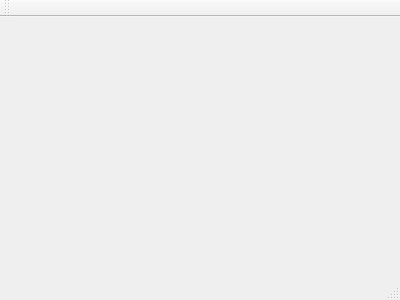
First picture: the form in Udemy_Tut_For_Beginners/FirstGUI/mywindow.ui, repository KrisToe4/qt, before the edit.
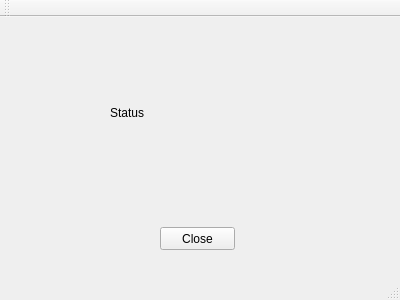
Second picture: the form after the edit.

Diff of the .ui file:
```diff
--- a/Udemy_Tut_For_Beginners/FirstGUI/mywindow.ui
+++ b/Udemy_Tut_For_Beginners/FirstGUI/mywindow.ui
@@ -12,13 +12,55 @@
   <property name="windowTitle" >
    <string>MyWindow</string>
   </property>
-  <widget class="QMenuBar" name="menuBar" />
-  <widget class="QToolBar" name="mainToolBar" />
-  <widget class="QWidget" name="centralWidget" />
-  <widget class="QStatusBar" name="statusBar" />
+  <widget class="QWidget" name="centralWidget">
+   <widget class="QPushButton" name="pushButtonClose">
+    <property name="geometry">
+     <rect>
+      <x>160</x>
+      <y>210</y>
+      <width>75</width>
+      <height>23</height>
+     </rect>
+    </property>
+    <property name="text">
+     <string>Close</string>
+    </property>
+   </widget>
+   <widget class="QLabel" name="label">
+    <property name="geometry">
+     <rect>
+      <x>110</x>
+      <y>60</y>
+      <width>151</width>
+      <height>71</height>
+     </rect>
+    </property>
+    <property name="text">
+     <string>Status</string>
+    </property>
+   </widget>
+  </widget>
+  <widget class="QMenuBar" name="menuBar">
+   <property name="geometry">
+    <rect>
+     <x>0</x>
+     <y>0</y>
+     <width>400</width>
+     <height>21</height>
+    </rect>
+   </property>
+  </widget>
+  <widget class="QToolBar" name="mainToolBar">
+   <attribute name="toolBarArea">
+    <enum>TopToolBarArea</enum>
+   </attribute>
+   <attribute name="toolBarBreak">
+    <bool>false</bool>
+   </attribute>
+  </widget>
+  <widget class="QStatusBar" name="statusBar"/>
  </widget>
- <layoutDefault spacing="6" margin="11" />
- <pixmapfunction></pixmapfunction>
+ <layoutdefault spacing="6" margin="11"/>
  <resources/>
  <connections/>
 </ui>
```
Left out of the diff: 7 changed lines with no effect on the pictures.
